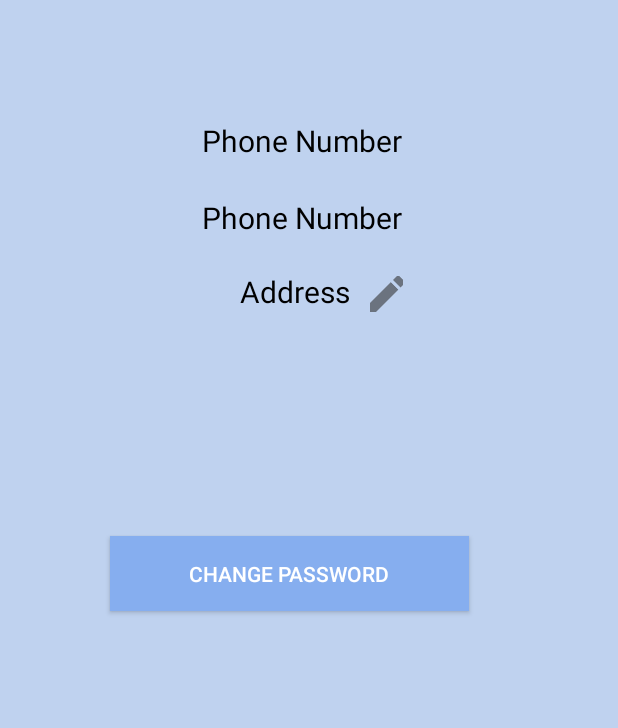
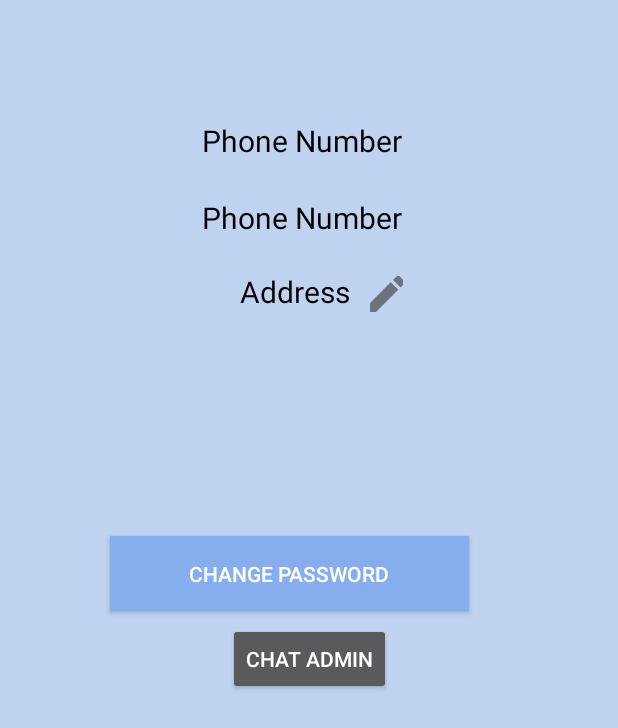
Before and after one commit to Amnestia/water18, an Android app: the HomeFragment screen opened directly, with no data from a screen before it, on a phone screen of 412 x 824 dp. Shown: the top 728 px of the screen. Run offline under Robolectric (Android 15) with nearby library versions, the phone set to English and light mode, and no system bars.

```diff
--- a/app/src/main/java/edu/bluejack17_2/water18/activity/CustomerMainActivity.kt
+++ b/app/src/main/java/edu/bluejack17_2/water18/activity/CustomerMainActivity.kt
@@ -28,6 +28,7 @@ import org.jetbrains.anko.intentFor
 class CustomerMainActivity : AppCompatActivity(), NavigationView.OnNavigationItemSelectedListener,
                              OrderFragment.OnListFragmentInteractionListener, HistoryFragment.OnListFragmentInteractionListener,
                              CartFragment.OnListFragmentInteractionListener, GoogleApiClient.OnConnectionFailedListener
+
 {
     private var mGoogleApiClient: GoogleApiClient? = null
 
--- a/app/src/main/java/edu/bluejack17_2/water18/fragment/HomeFragment.kt
+++ b/app/src/main/java/edu/bluejack17_2/water18/fragment/HomeFragment.kt
@@ -1,5 +1,6 @@
 package edu.bluejack17_2.water18.fragment
 
+import android.content.Intent
 import android.os.Bundle
 import android.support.v4.app.Fragment
 import android.view.LayoutInflater
@@ -9,6 +10,8 @@ import android.widget.Button
 import android.widget.EditText
 import android.widget.TextView
 import edu.bluejack17_2.water18.R
+import edu.bluejack17_2.water18.activity.ChatActivity
+import edu.bluejack17_2.water18.activity.CustomerMainActivity
 import kotlinx.android.synthetic.main.fragment_home.*
 
 class HomeFragment : Fragment(), View.OnClickListener
@@ -21,7 +24,7 @@ class HomeFragment : Fragment(), View.OnClickListener
 
     private fun addListener()
     {
-        var buttons=arrayOf(btnChangePassword,btnEdit,btnSave)
+        var buttons=arrayOf(btnChangePassword,btnEdit,btnSave, btnChat)
         buttons.forEach { it.setOnClickListener(this)  }
     }
 
@@ -70,6 +73,7 @@ class HomeFragment : Fragment(), View.OnClickListener
             btnChangePassword->changePassword()
             btnEdit->edit()
             btnSave->save()
+            btnChat->chat()
             else->return
         }
     }
@@ -95,4 +99,10 @@ class HomeFragment : Fragment(), View.OnClickListener
 
     }
 
+    fun chat(){
+//        ChatFragment.newInstance()
+        val intent= Intent(context, ChatActivity::class.java)
+        startActivity(intent)
+    }
+
 }
--- a/app/src/main/res/layout/activity_chat.xml
+++ b/app/src/main/res/layout/activity_chat.xml
@@ -15,6 +15,7 @@
         android:layout_width="wrap_content"
         android:layout_height="wrap_content"
         android:clickable="true"
+        android:focusable="true"
         android:src="@drawable/ic_send_black_24dp"
         android:id="@+id/fab"
         android:tint="@android:color/white"
--- a/app/src/main/res/layout/fragment_home.xml
+++ b/app/src/main/res/layout/fragment_home.xml
@@ -131,5 +131,17 @@
             app:layout_constraintStart_toStartOf="parent"
             app:layout_constraintTop_toBottomOf="@+id/btnEdit" />
 
+        <Button
+            android:id="@+id/btnChat"
+            android:layout_width="wrap_content"
+            android:layout_height="wrap_content"
+            android:layout_marginEnd="8dp"
+            android:layout_marginStart="8dp"
+            android:layout_marginTop="8dp"
+            android:text="Chat Admin"
+            app:layout_constraintEnd_toEndOf="parent"
+            app:layout_constraintStart_toStartOf="parent"
+            app:layout_constraintTop_toBottomOf="@+id/btnChangePassword" />
+
     </android.support.constraint.ConstraintLayout>
 </FrameLayout>
```
Also changed, not shown: app/src/main/java/edu/bluejack17_2/water18/activity/ChatActivity.java (+33 -6 lines), app/src/main/java/edu/bluejack17_2/water18/activity/LoginActivity.kt (+55 -6 lines), 1 other file.
